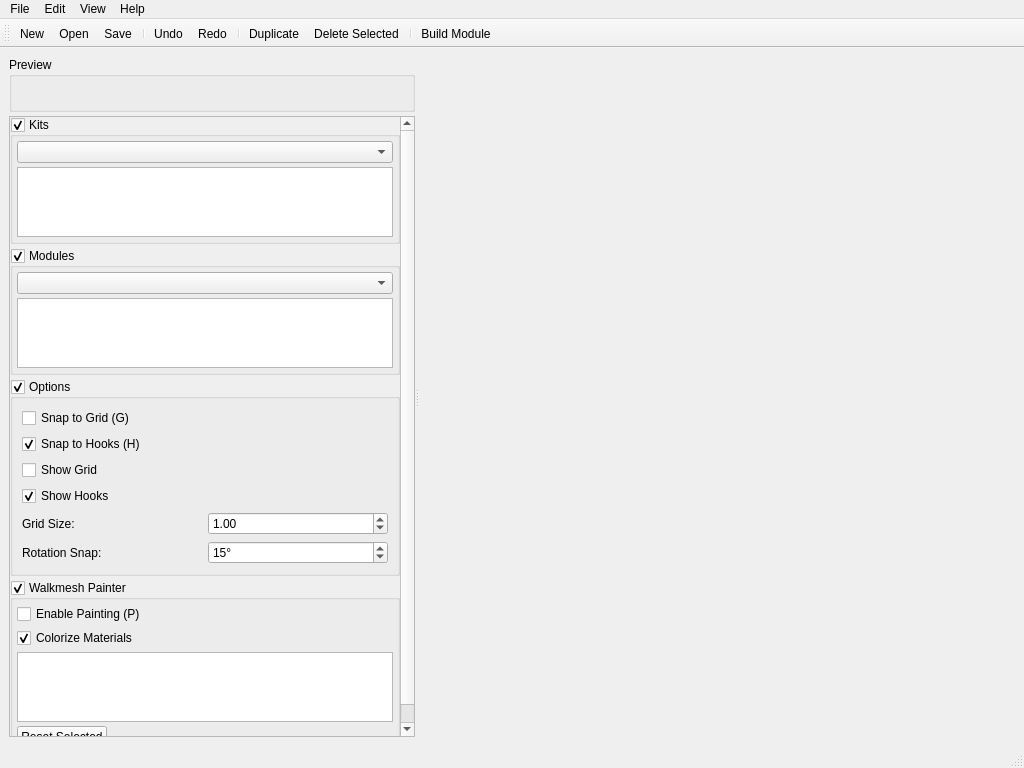
The window that Tools/HolocronToolset/src/ui/windows/indoor_builder.ui (th3w1zard1/PyKotor) describes before a commit, drawn with Qt 5.
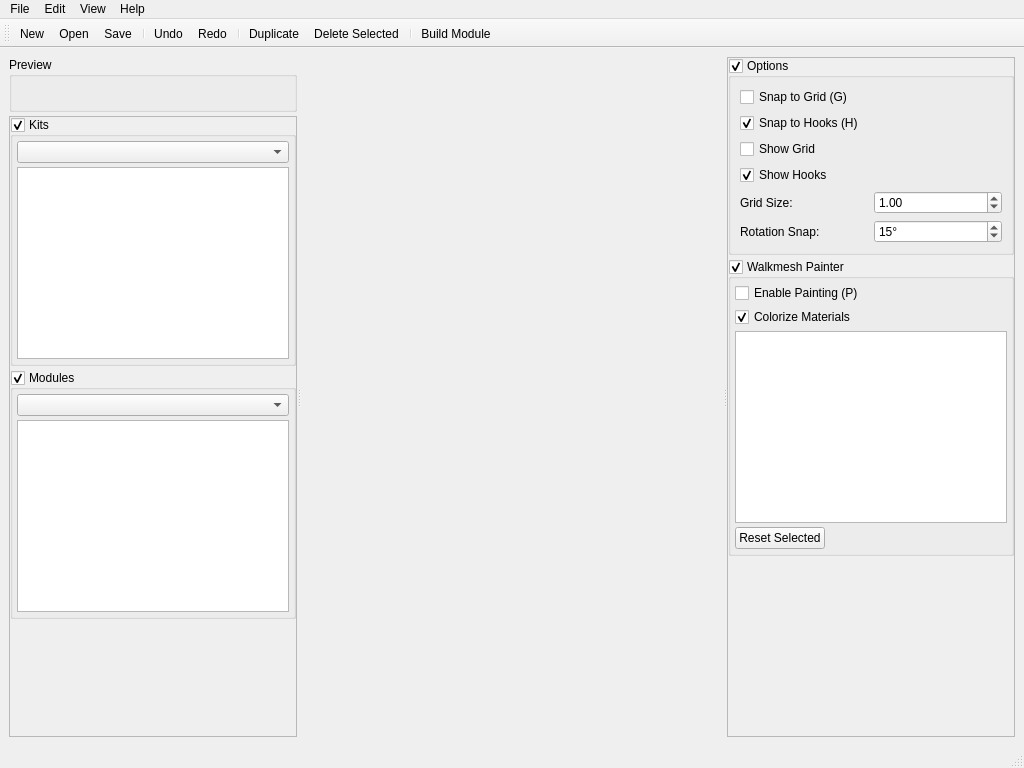
The same window after the commit. Custom widgets are drawn as their Qt base class.

Commit message: feat: move Options and Walkmesh Painter sections to right-side panel

```diff
--- a/Tools/HolocronToolset/src/ui/windows/indoor_builder.ui
+++ b/Tools/HolocronToolset/src/ui/windows/indoor_builder.ui
@@ -186,6 +186,98 @@
               </layout>
              </widget>
             </item>
+            <!-- Spacer to push everything up -->
+            <item>
+             <spacer name="verticalSpacer">
+              <property name="orientation">
+               <enum>Qt::Vertical</enum>
+              </property>
+              <property name="sizeHint" stdset="0">
+               <size>
+                <width>20</width>
+                <height>40</height>
+               </size>
+              </property>
+             </spacer>
+            </item>
+            </layout>
+           </widget>
+          </widget>
+         </item>
+        </layout>
+       </widget>
+      <widget class="IndoorMapRenderer" name="mapRenderer" native="true">
+      <property name="mouseTracking">
+       <bool>true</bool>
+      </property>
+      <property name="focusPolicy">
+       <enum>Qt::StrongFocus</enum>
+      </property>
+      <property name="contextMenuPolicy">
+       <enum>Qt::CustomContextMenu</enum>
+      </property>
+      <property name="sizePolicy">
+       <sizepolicy hsizetype="Expanding" vsizetype="Expanding">
+        <horstretch>4</horstretch>
+        <verstretch>0</verstretch>
+       </sizepolicy>
+      </property>
+     </widget>
+     <widget class="QWidget" name="rightContainer">
+      <property name="sizePolicy">
+       <sizepolicy hsizetype="Preferred" vsizetype="Expanding">
+        <horstretch>1</horstretch>
+        <verstretch>0</verstretch>
+       </sizepolicy>
+      </property>
+      <layout class="QVBoxLayout" name="rightContainerLayout">
+       <property name="spacing">
+        <number>4</number>
+       </property>
+       <property name="leftMargin">
+        <number>0</number>
+       </property>
+       <property name="topMargin">
+        <number>0</number>
+       </property>
+       <property name="rightMargin">
+        <number>0</number>
+       </property>
+       <property name="bottomMargin">
+        <number>0</number>
+       </property>
+       <!-- Scrollable content area -->
+       <item>
+        <widget class="QScrollArea" name="rightScrollArea">
+         <property name="widgetResizable">
+          <bool>true</bool>
+         </property>
+         <property name="horizontalScrollBarPolicy">
+          <enum>Qt::ScrollBarAlwaysOff</enum>
+         </property>
+         <property name="sizePolicy">
+          <sizepolicy hsizetype="Expanding" vsizetype="Expanding">
+           <horstretch>0</horstretch>
+           <verstretch>1</verstretch>
+          </sizepolicy>
+         </property>
+         <widget class="QWidget" name="rightScrollContents">
+          <layout class="QVBoxLayout" name="rightScrollLayout">
+           <property name="spacing">
+            <number>4</number>
+           </property>
+           <property name="leftMargin">
+            <number>0</number>
+           </property>
+           <property name="topMargin">
+            <number>0</number>
+           </property>
+           <property name="rightMargin">
+            <number>0</number>
+           </property>
+           <property name="bottomMargin">
+            <number>0</number>
+           </property>
             <!-- Options Section -->
             <item>
              <widget class="CollapsibleGroupBox" name="optionsBox">
@@ -371,7 +463,7 @@
             </item>
             <!-- Spacer to push everything up -->
             <item>
-             <spacer name="verticalSpacer">
+            <spacer name="rightVerticalSpacer">
               <property name="orientation">
                <enum>Qt::Vertical</enum>
               </property>
@@ -389,23 +481,6 @@
          </item>
         </layout>
        </widget>
-      <widget class="IndoorMapRenderer" name="mapRenderer" native="true">
-      <property name="mouseTracking">
-       <bool>true</bool>
-      </property>
-      <property name="focusPolicy">
-       <enum>Qt::StrongFocus</enum>
-      </property>
-      <property name="contextMenuPolicy">
-       <enum>Qt::CustomContextMenu</enum>
-      </property>
-      <property name="sizePolicy">
-       <sizepolicy hsizetype="Expanding" vsizetype="Expanding">
-        <horstretch>4</horstretch>
-        <verstretch>0</verstretch>
-       </sizepolicy>
-      </property>
-     </widget>
     </widget>
    </item>
    </layout>
```
Lines whose indentation alone changed are shown as unchanged.
